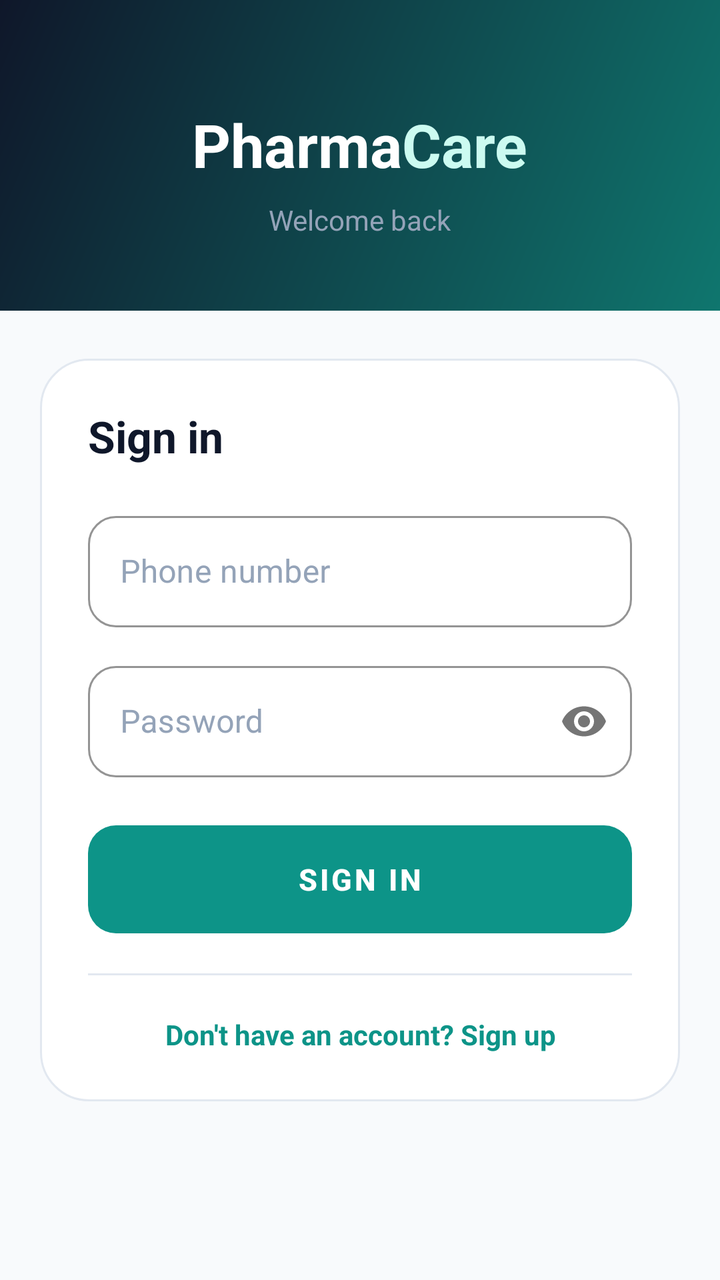
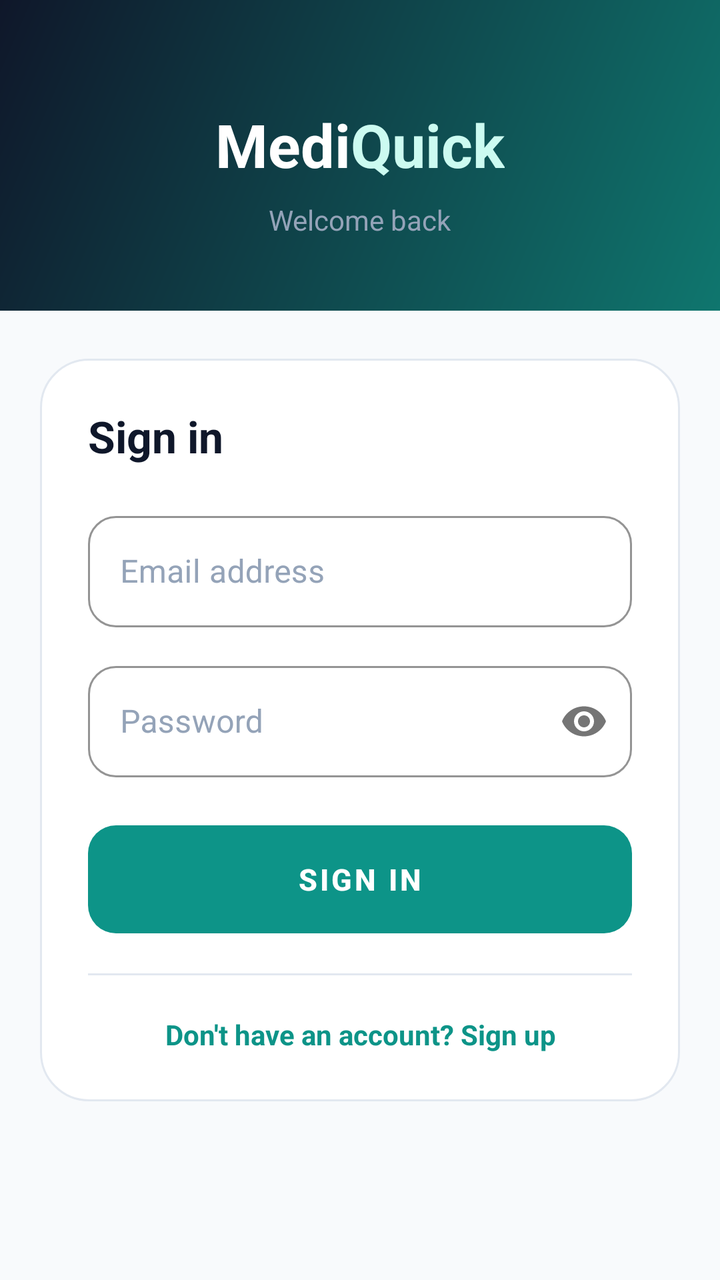

Before-and-after screenshots of an Android layout around one commit, followed by the original layout XML and the change that was made.
<!-- AndroidManifest.xml: application theme Theme.MediQuick -->
<!-- res/layout/activity_sign_in.xml -->
<?xml version="1.0" encoding="utf-8"?>
<LinearLayout xmlns:android="http://schemas.android.com/apk/res/android"
    xmlns:app="http://schemas.android.com/apk/res-auto"
    android:layout_width="match_parent"
    android:layout_height="match_parent"
    android:background="@color/surface"
    android:orientation="vertical">

    <LinearLayout
        android:layout_width="match_parent"
        android:layout_height="wrap_content"
        android:background="@drawable/bg_header_gradient"
        android:gravity="center"
        android:orientation="vertical"
        android:paddingHorizontal="28dp"
        android:paddingTop="52dp"
        android:paddingBottom="36dp">

        <LinearLayout
            android:layout_width="wrap_content"
            android:layout_height="wrap_content"
            android:orientation="horizontal">

            <TextView
                android:layout_width="wrap_content"
                android:layout_height="wrap_content"
                android:text="Pharma"
                android:textColor="@color/white"
                android:textSize="30sp"
                android:textStyle="bold" />

            <TextView
                android:layout_width="wrap_content"
                android:layout_height="wrap_content"
                android:text="Care"
                android:textColor="@color/green_light"
                android:textSize="30sp"
                android:textStyle="bold" />
        </LinearLayout>

        <TextView
            android:layout_width="wrap_content"
            android:layout_height="wrap_content"
            android:layout_marginTop="8dp"
            android:text="@string/welcome_back"
            android:textColor="@color/text_on_header_muted"
            android:textSize="14sp" />
    </LinearLayout>

    <ScrollView
        android:layout_width="match_parent"
        android:layout_height="0dp"
        android:layout_weight="1">

        <LinearLayout
            android:layout_width="match_parent"
            android:layout_height="wrap_content"
            android:orientation="vertical"
            android:paddingHorizontal="20dp"
            android:paddingTop="24dp"
            android:paddingBottom="32dp">

            <LinearLayout
                android:layout_width="match_parent"
                android:layout_height="wrap_content"
                android:background="@drawable/bg_auth_card"
                android:orientation="vertical"
                android:padding="24dp">

                <TextView
                    android:layout_width="wrap_content"
                    android:layout_height="wrap_content"
                    android:layout_marginBottom="20dp"
                    android:text="@string/sign_in"
                    android:textColor="@color/navy"
                    android:textSize="22sp"
                    android:textStyle="bold" />

                <com.google.android.material.textfield.TextInputLayout
                    android:id="@+id/tilPhone"
                    style="@style/InputLayout"
                    android:layout_width="match_parent"
                    android:layout_height="wrap_content"
                    android:layout_marginBottom="14dp"
                    android:hint="@string/phone_number">

                    <com.google.android.material.textfield.TextInputEditText
                        android:id="@+id/etPhone"
                        android:layout_width="match_parent"
                        android:layout_height="wrap_content"
                        android:inputType="phone"
                        android:maxLines="1"
                        android:textColor="@color/black" />
                </com.google.android.material.textfield.TextInputLayout>

                <com.google.android.material.textfield.TextInputLayout
                    android:id="@+id/tilPassword"
                    style="@style/InputLayout"
                    android:layout_width="match_parent"
                    android:layout_height="wrap_content"
                    android:layout_marginBottom="24dp"
                    android:hint="@string/password"
                    app:passwordToggleEnabled="true">

                    <com.google.android.material.textfield.TextInputEditText
                        android:id="@+id/etPassword"
                        android:layout_width="match_parent"
                        android:layout_height="wrap_content"
                        android:inputType="textPassword"
                        android:maxLines="1"
                        android:textColor="@color/black" />
                </com.google.android.material.textfield.TextInputLayout>

                <TextView
                    android:id="@+id/tvError"
                    android:layout_width="match_parent"
                    android:layout_height="wrap_content"
                    android:layout_marginBottom="12dp"
                    android:text=""
                    android:textColor="@color/error"
                    android:textSize="13sp"
                    android:visibility="gone" />

                <Button
                    android:id="@+id/btnSignIn"
                    style="@style/Widget.MaterialComponents.Button.UnelevatedButton"
                    android:layout_width="match_parent"
                    android:layout_height="54dp"
                    android:background="@drawable/bg_green_button"
                    android:text="@string/sign_in"
                    android:textColor="@color/white"
                    android:textSize="15sp"
                    android:textStyle="bold" />

                <View
                    android:layout_width="match_parent"
                    android:layout_height="1dp"
                    android:layout_marginVertical="20dp"
                    android:background="@color/border" />

                <TextView
                    android:id="@+id/tvGoSignUp"
                    android:layout_width="match_parent"
                    android:layout_height="wrap_content"
                    android:clickable="true"
                    android:focusable="true"
                    android:gravity="center"
                    android:text="@string/no_account"
                    android:textColor="@color/green_primary"
                    android:textSize="14sp"
                    android:textStyle="bold" />
            </LinearLayout>
        </LinearLayout>
    </ScrollView>
</LinearLayout>
<!-- resources referenced by this layout -->
<resources>
  <color name="black">#0F172A</color>
  <color name="border">#E2E8F0</color>
  <color name="error">#DC2626</color>
  <color name="green_light">#CCFBF1</color>
  <color name="green_primary">#0D9488</color>
  <color name="navy">#0F172A</color>
  <color name="surface">#F8FAFC</color>
  <color name="text_on_header_muted">#94A3B8</color>
  <color name="white">#FFFFFF</color>
  <!-- drawable bg_auth_card (drawable) -->
  <?xml version="1.0" encoding="utf-8"?>
  <shape xmlns:android="http://schemas.android.com/apk/res/android"
      android:shape="rectangle">
      <solid android:color="@color/white" />
      <corners android:radius="24dp" />
      <stroke
          android:width="1dp"
          android:color="@color/border" />
  </shape>
  <!-- drawable bg_green_button (drawable) -->
  <?xml version="1.0" encoding="utf-8"?>
  <ripple xmlns:android="http://schemas.android.com/apk/res/android"
      android:color="#40FFFFFF">
      <item>
          <shape android:shape="rectangle">
              <solid android:color="@color/green_primary" />
              <corners android:radius="14dp" />
          </shape>
      </item>
  </ripple>
  <!-- drawable bg_header_gradient (drawable) -->
  <?xml version="1.0" encoding="utf-8"?>
  <shape xmlns:android="http://schemas.android.com/apk/res/android"
      android:shape="rectangle">
      <gradient
          android:angle="135"
          android:endColor="@color/navy"
          android:startColor="@color/green_dark"
          android:type="linear" />
  </shape>
  <string name="no_account">Don\'t have an account? Sign up</string>
  <string name="password">Password</string>
  <string name="phone_number">Phone number</string>
  <string name="sign_in">Sign in</string>
  <string name="welcome_back">Welcome back</string>
  <style name="InputLayout" parent="Widget.MaterialComponents.TextInputLayout.OutlinedBox">
          <item name="boxStrokeColor">@color/border</item>
          <item name="hintTextColor">@color/text_secondary</item>
          <item name="boxCornerRadiusTopStart">14dp</item>
          <item name="boxCornerRadiusTopEnd">14dp</item>
          <item name="boxCornerRadiusBottomStart">14dp</item>
          <item name="boxCornerRadiusBottomEnd">14dp</item>
          <item name="boxBackgroundColor">@color/white</item>
          <item name="android:textColorHint">@color/text_hint</item>
      </style>
  <style name="Theme.MediQuick" parent="Theme.Material3.DayNight.NoActionBar">
          <item name="colorPrimary">@color/green_primary</item>
          <item name="colorOnPrimary">@color/white</item>
          <item name="colorPrimaryContainer">@color/green_light</item>
          <item name="colorOnPrimaryContainer">@color/green_dark</item>
          <item name="colorSecondary">@color/accent_blue</item>
          <item name="android:colorBackground">@color/surface</item>
          <item name="colorSurface">@color/surface_elevated</item>
          <item name="colorError">@color/error</item>
          <item name="android:statusBarColor">@color/navy</item>
          <item name="android:navigationBarColor">@color/surface</item>
          <item name="android:windowLightStatusBar">false</item>
          <item name="android:windowLightNavigationBar">true</item>
          <item name="android:textColorPrimary">@color/black</item>
          <item name="android:textColorSecondary">@color/text_secondary</item>
          <item name="colorControlNormal">@color/text_secondary</item>
          <item name="colorControlActivated">@color/green_primary</item>
          <item name="colorControlHighlight">@color/green_light</item>
      </style>
  <color name="green_dark">#0F766E</color>
  <color name="text_secondary">#64748B</color>
  <color name="text_hint">#94A3B8</color>
  <color name="accent_blue">#0284C7</color>
  <color name="surface_elevated">#FFFFFF</color>
</resources>

<!-- the commit's change to res/layout/activity_sign_in.xml (unified diff, before → after) -->
@@ -24,7 +24,7 @@
             <TextView
                 android:layout_width="wrap_content"
                 android:layout_height="wrap_content"
-                android:text="Pharma"
+                android:text="Medi"
                 android:textColor="@color/white"
                 android:textSize="30sp"
                 android:textStyle="bold" />
@@ -32,7 +32,7 @@
             <TextView
                 android:layout_width="wrap_content"
                 android:layout_height="wrap_content"
-                android:text="Care"
+                android:text="Quick"
                 android:textColor="@color/green_light"
                 android:textSize="30sp"
                 android:textStyle="bold" />
@@ -42,7 +42,7 @@
             android:layout_width="wrap_content"
             android:layout_height="wrap_content"
             android:layout_marginTop="8dp"
-            android:text="@string/welcome_back"
+            android:text="Welcome back"
             android:textColor="@color/text_on_header_muted"
             android:textSize="14sp" />
     </LinearLayout>
@@ -71,24 +71,24 @@
                     android:layout_width="wrap_content"
                     android:layout_height="wrap_content"
                     android:layout_marginBottom="20dp"
-                    android:text="@string/sign_in"
+                    android:text="Sign in"
                     android:textColor="@color/navy"
                     android:textSize="22sp"
                     android:textStyle="bold" />
 
                 <com.google.android.material.textfield.TextInputLayout
-                    android:id="@+id/tilPhone"
+                    android:id="@+id/tilEmail"
                     style="@style/InputLayout"
                     android:layout_width="match_parent"
                     android:layout_height="wrap_content"
                     android:layout_marginBottom="14dp"
-                    android:hint="@string/phone_number">
+                    android:hint="Email address">
 
                     <com.google.android.material.textfield.TextInputEditText
-                        android:id="@+id/etPhone"
+                        android:id="@+id/etEmail"
                         android:layout_width="match_parent"
                         android:layout_height="wrap_content"
-                        android:inputType="phone"
+                        android:inputType="textEmailAddress"
                         android:maxLines="1"
                         android:textColor="@color/black" />
                 </com.google.android.material.textfield.TextInputLayout>
@@ -99,7 +99,7 @@
                     android:layout_width="match_parent"
                     android:layout_height="wrap_content"
                     android:layout_marginBottom="24dp"
-                    android:hint="@string/password"
+                    android:hint="Password"
                     app:passwordToggleEnabled="true">
 
                     <com.google.android.material.textfield.TextInputEditText
@@ -127,7 +127,7 @@
                     android:layout_width="match_parent"
                     android:layout_height="54dp"
                     android:background="@drawable/bg_green_button"
-                    android:text="@string/sign_in"
+                    android:text="SIGN IN"
                     android:textColor="@color/white"
                     android:textSize="15sp"
                     android:textStyle="bold" />
@@ -145,7 +145,7 @@
                     android:clickable="true"
                     android:focusable="true"
                     android:gravity="center"
-                    android:text="@string/no_account"
+                    android:text="Don't have an account? Sign up"
                     android:textColor="@color/green_primary"
                     android:textSize="14sp"
                     android:textStyle="bold" />
<!-- resource entries referenced after the edit -->
@@ -40,11 +40,6 @@
           android:startColor="@color/green_dark"
           android:type="linear" />
   </shape>
-  <string name="no_account">Don\'t have an account? Sign up</string>
-  <string name="password">Password</string>
-  <string name="phone_number">Phone number</string>
-  <string name="sign_in">Sign in</string>
-  <string name="welcome_back">Welcome back</string>
   <style name="InputLayout" parent="Widget.MaterialComponents.TextInputLayout.OutlinedBox">
           <item name="boxStrokeColor">@color/border</item>
           <item name="hintTextColor">@color/text_secondary</item>
